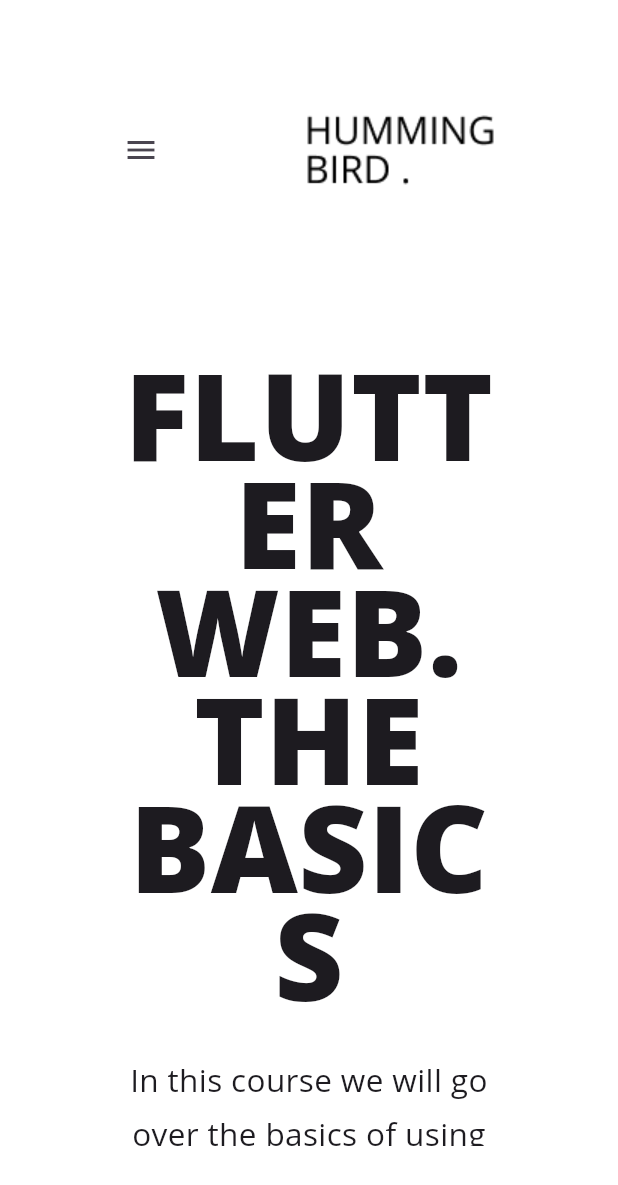
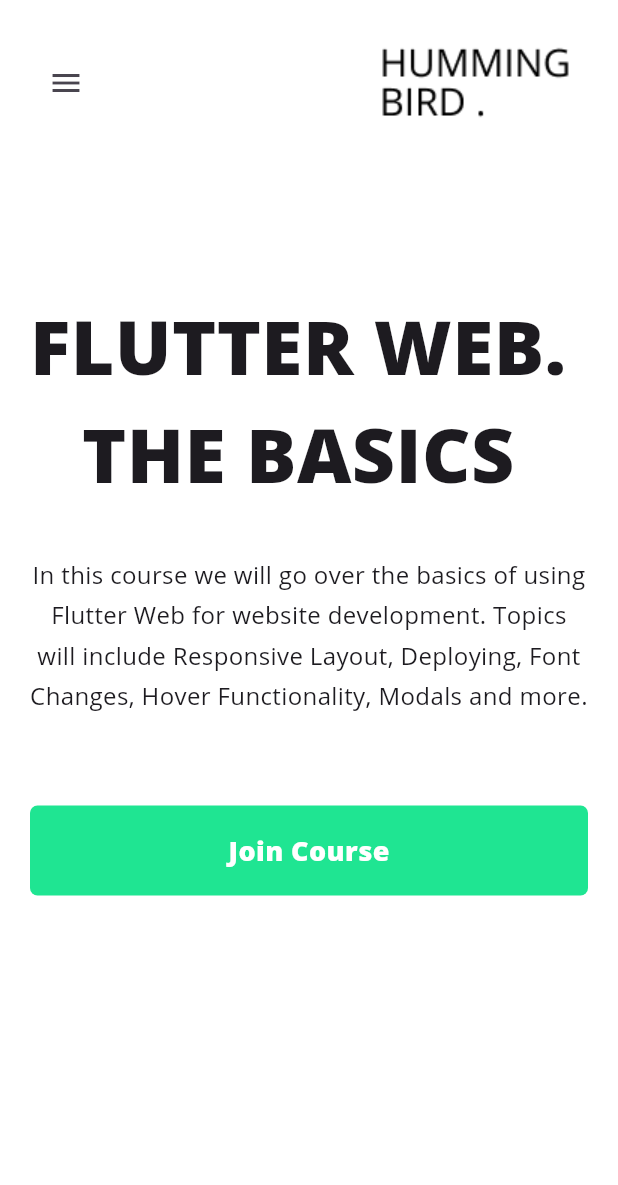
Before and after one commit to yondikavl/flutter_web_basics, a Flutter app: the screen it shows after launch, on a phone screen of 412 x 824 dp. Shown: the top 1185 px of the screen. Run offline on Flutter 3.47's test engine with Material 3 defaults, Android fonts, the light colour scheme and no system bars; our stand-ins replace get_it, responsive_builder.

Commit message:
fix: layout responsive

```diff
--- a/lib/views/home/home_content_mobile.dart
+++ b/lib/views/home/home_content_mobile.dart
@@ -13,7 +13,7 @@
       children: <Widget>[
         CourseDetails(),
         SizedBox(
-          height: 100,
+          height: 60,
         ),
         CallToAction('Join Course'),
       ],
--- a/lib/widgets/centered_view/centered_view.dart
+++ b/lib/widgets/centered_view/centered_view.dart
@@ -1,4 +1,5 @@
 import 'package:flutter/material.dart';
+import 'package:responsive_builder/responsive_builder.dart';
 
 class CenteredView extends StatelessWidget {
   final Widget child;
@@ -6,13 +7,23 @@
 
   @override
   Widget build(BuildContext context) {
+    return ResponsiveBuilder(
+      builder: (context, sizingInformation) {
+        // Menentukan padding berdasarkan tipe perangkat
+        EdgeInsets padding =
+            sizingInformation.deviceScreenType == DeviceScreenType.mobile
+                ? const EdgeInsets.symmetric(horizontal: 20, vertical: 15)
+                : const EdgeInsets.symmetric(horizontal: 70, vertical: 60);
+
         return Container(
-      padding: const EdgeInsets.symmetric(horizontal: 70, vertical: 60),
+          padding: padding,
           alignment: Alignment.topCenter,
           child: ConstrainedBox(
             constraints: BoxConstraints(maxWidth: 1200),
             child: child,
           ),
         );
+      },
+    );
   }
 }
--- a/lib/widgets/course_details/course_details.dart
+++ b/lib/widgets/course_details/course_details.dart
@@ -1,6 +1,5 @@
 import 'package:flutter/material.dart';
 import 'package:responsive_builder/responsive_builder.dart';
-import 'package:the_basics/styles/text_styles.dart';
 
 class CourseDetails extends StatelessWidget {
   const CourseDetails({super.key});
@@ -14,28 +13,43 @@
                 ? TextAlign.left
                 : TextAlign.center;
 
+        double titleSize =
+            sizingInformation.deviceScreenType == DeviceScreenType.mobile
+                ? 50
+                : 80;
+        double descriptionSize =
+            sizingInformation.deviceScreenType == DeviceScreenType.mobile
+                ? 16
+                : 21;
+
         return Container(
           width: 600,
           child: Column(
             crossAxisAlignment: CrossAxisAlignment.start,
             mainAxisAlignment: MainAxisAlignment.center,
             children: <Widget>[
-              SizedBox(
+              const SizedBox(
                 height: 100,
               ),
               Text(
                 'FLUTTER WEB.\nTHE BASICS',
-                style: titleTextStyle(sizingInformation.deviceScreenType),
+                style: TextStyle(
+                  fontSize: titleSize,
+                  fontWeight: FontWeight.bold,
+                ),
                 textAlign: textAlignment,
               ),
-              SizedBox(
+              const SizedBox(
                 height: 30,
               ),
               Text(
                 'In this course we will go over the basics of using Flutter Web for website development. Topics will include Responsive Layout, Deploying, Font Changes, Hover Functionality, Modals and more.',
-                style: descriptionTextStyle(sizingInformation.deviceScreenType),
+                style: TextStyle(
+                  fontSize: descriptionSize,
+                  height: 1.7,
+                ),
                 textAlign: textAlignment,
-              )
+              ),
             ],
           ),
         );
```
Lines whose indentation alone changed are shown as unchanged.
